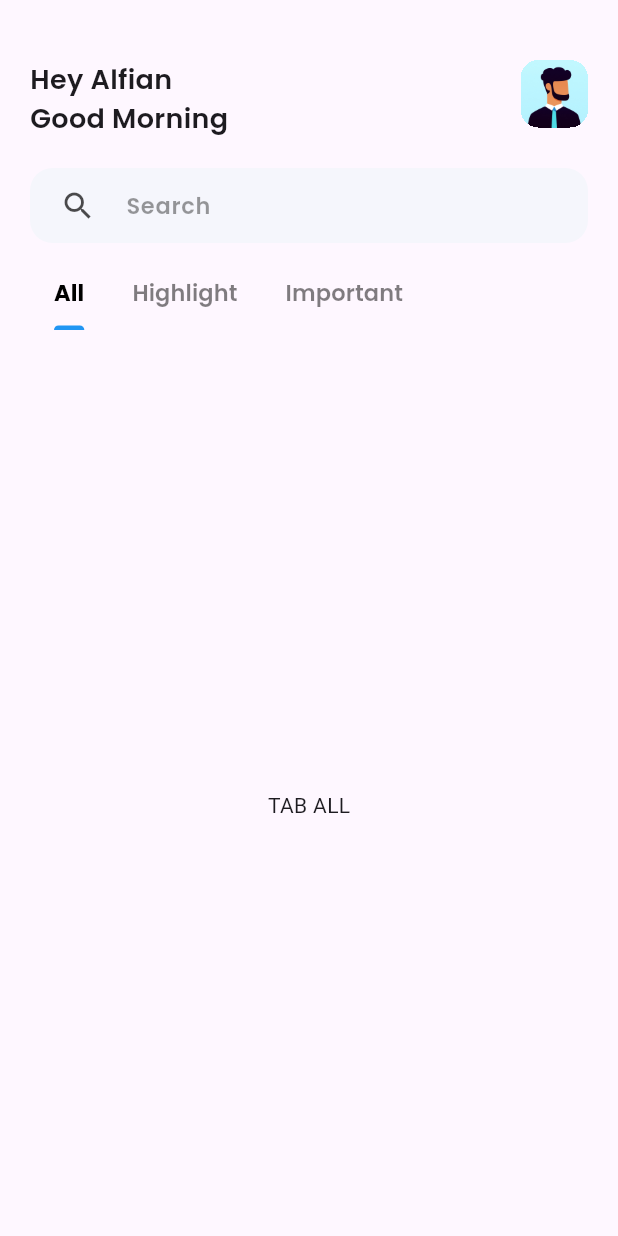
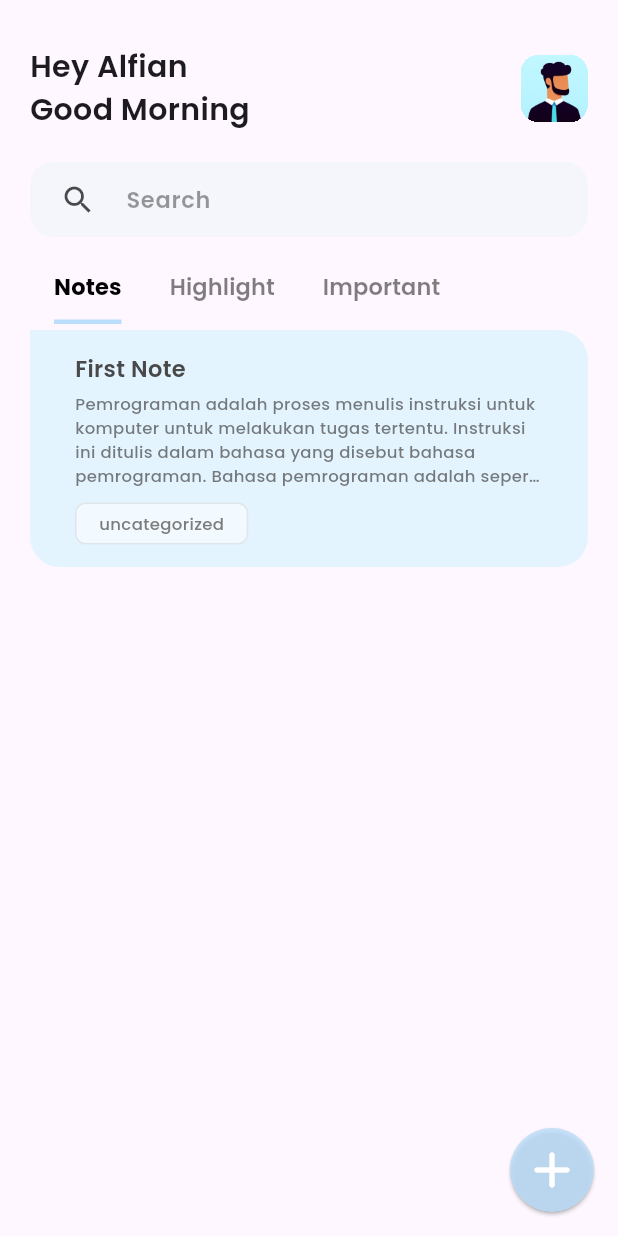
Before and after one commit to ALFIAN-code/notes_idcamp, a Flutter app: the screen it shows after launch, on a phone screen of 412 x 824 dp. Run offline on Flutter 3.47's test engine with Material 3 defaults, Android fonts, the phone set to English and light mode, and no system bars; our stand-ins replace get, google_fonts.

Commit message:
add note card

```diff
--- /dev/null
+++ b/lib/controller/notes_controller.dart
@@ -0,0 +1,31 @@
+import 'package:notes/model/note_model.dart';
+import 'package:get/get_rx/get_rx.dart';
+
+class NotesController{
+  List<Note> notes = [
+    Note(
+    category: Category.uncategorized,
+    title: 'First Note',
+    content: """Pemrograman adalah proses menulis instruksi untuk komputer untuk melakukan tugas tertentu. Instruksi ini ditulis dalam bahasa yang disebut bahasa pemrograman. Bahasa pemrograman adalah seperangkat aturan yang digunakan untuk berkomunikasi dengan komputer.
+
+Pemrograman adalah keterampilan yang penting dalam dunia modern. Komputer digunakan dalam berbagai bidang, termasuk bisnis, pendidikan, dan hiburan. Pemrograman diperlukan untuk membuat aplikasi, game, dan situs web.
+
+Jenis-jenis pemrograman
+
+Ada banyak jenis pemrograman yang berbeda, masing-masing dengan tujuannya sendiri. Beberapa jenis pemrograman yang paling umum adalah:""")
+  ].obs;
+
+  void addNote(Note note){
+    notes.add(note);
+  }
+
+  void updateNote(Note note, int index){
+    notes[index] = note;
+  }
+
+  void removeNote(int index){
+    notes.removeAt(index);
+  }
+}
+
+NotesController notesController = NotesController();
--- a/lib/main.dart
+++ b/lib/main.dart
@@ -1,4 +1,5 @@
 import 'package:flutter/material.dart';
+import 'package:get/route_manager.dart';
 import 'package:notes/pages/homepage.dart';
 
 void main(List<String> args) {
@@ -10,7 +11,7 @@ class MyApp extends StatelessWidget {
 
   @override
   Widget build(BuildContext context) {
-    return const MaterialApp(
+    return const GetMaterialApp(
       debugShowCheckedModeBanner: false,
       home: Homepage(),
     );
--- /dev/null
+++ b/lib/model/note_model.dart
@@ -0,0 +1,11 @@
+import 'package:flutter/foundation.dart';
+
+class Note{
+  String title;
+  String content;
+  Category category;
+
+  Note({required this.title, required this.content, required this.category});
+}
+
+enum Category{Highlight, Important, uncategorized }
--- a/lib/pages/homepage.dart
+++ b/lib/pages/homepage.dart
@@ -10,10 +10,9 @@ class Homepage extends StatelessWidget {
 
   @override
   Widget build(BuildContext context) {
-
     List<Widget> tabBar = [
       const Tab(
-        text: 'All',
+        text: 'Notes',
       ),
       const Tab(
         text: 'Highlight',
@@ -26,26 +25,27 @@ class Homepage extends StatelessWidget {
     return DefaultTabController(
       length: tabBar.length,
       child: Scaffold(
-        body: NestedScrollView(headerSliverBuilder: (context, innerBoxIsScrolled)=>[
+        body: NestedScrollView(
+            headerSliverBuilder: (context, innerBoxIsScrolled) => [
                   SliverAppBar(
                     floating: false,
                     snap: false,
-            toolbarHeight: 250,
+                    toolbarHeight: 220,
                     flexibleSpace: SafeArea(
                       child: Padding(
-                padding: const EdgeInsets.fromLTRB(20, 40, 20, 10),
+                        padding: const EdgeInsets.fromLTRB(20, 30, 20, 0),
                         child: Column(
                           children: [
                             Row(
-                      crossAxisAlignment: CrossAxisAlignment.start,
+                              crossAxisAlignment: CrossAxisAlignment.center,
                               mainAxisAlignment: MainAxisAlignment.spaceBetween,
                               children: [
                                 Column(
                                   mainAxisAlignment: MainAxisAlignment.start,
                                   crossAxisAlignment: CrossAxisAlignment.start,
                                   children: [
-                            Text('Hey Alfian', style: semibold18),
-                            Text('Good Morning', style: semibold18)
+                                    Text('Hey Alfian', style: semibold20),
+                                    Text('Good Morning', style: semibold20)
                                   ],
                                 ),
                                 Container(
@@ -69,10 +69,17 @@ class Homepage extends StatelessWidget {
                             TabBar(
                                 unselectedLabelStyle: semibold15,
                                 labelStyle: bold15,
-                      unselectedLabelColor: Colors.black.withOpacity(0.5),
+                                unselectedLabelColor:
+                                    Colors.black.withOpacity(0.5),
                                 labelColor: Colors.black,
                                 dividerColor: Colors.transparent,
-                      indicatorColor: Colors.blue,
+                                indicatorColor: Colors.blue.shade100,
+                                indicatorSize: TabBarIndicatorSize.label,
+                                indicator: BoxDecoration(
+                                    border: Border(
+                                  bottom: BorderSide(
+                                      color: Colors.blue.shade100, width: 3),
+                                )),
                                 tabAlignment: TabAlignment.start,
                                 isScrollable: true,
                                 tabs: tabBar)
@@ -81,11 +88,20 @@ class Homepage extends StatelessWidget {
                       ),
                     ),
                   )
-        ], body: const TabBarView(children: [
-          TabAll(),
-          TabHighlight(),
-          TabImportant()
-        ])),
+                ],
+            body: const TabBarView(
+                children: [TabAll(), TabHighlight(), TabImportant()])),
+        floatingActionButton: FloatingActionButton(
+          onPressed: () {},
+          backgroundColor: Colors.blue.shade100.withOpacity(0.8),
+          elevation: 1,
+          shape: const CircleBorder(),
+          child: const Icon(
+            Icons.add_rounded,
+            color: Colors.white,
+            size: 40,
+          ),
+        ),
       ),
     );
   }
--- a/lib/pages/notespage.dart
+++ b/lib/pages/notespage.dart
@@ -0,0 +1,19 @@
+import 'package:flutter/material.dart';
+
+class NotePage extends StatelessWidget {
+  const NotePage({super.key});
+
+  @override
+  Widget build(BuildContext context) {
+    return Scaffold(
+      body: SafeArea(
+        child: const Column(
+          children: [
+            TextField(),
+            TextField()
+          ],
+        ),
+      ),
+    );
+  }
+}
--- a/lib/pages/tab_all.dart
+++ b/lib/pages/tab_all.dart
@@ -1,4 +1,10 @@
 import 'package:flutter/material.dart';
+import 'package:get/get.dart';
+import 'package:get/get_state_manager/src/rx_flutter/rx_obx_widget.dart';
+import 'package:notes/controller/notes_controller.dart';
+import 'package:notes/model/note_model.dart';
+import 'package:notes/pages/notespage.dart';
+import 'package:notes/widget/note_card.dart';
 
 class TabAll extends StatefulWidget {
   const TabAll({super.key});
@@ -10,8 +16,21 @@ class TabAll extends StatefulWidget {
 class _TabAllState extends State<TabAll> {
   @override
   Widget build(BuildContext context) {
-    return Center(
-      child: Text('TAB ALL'),
+    return Column(
+      children: [
+        Expanded(
+          child: Obx(() => ListView.builder(
+            itemCount: notesController.notes.length,
+            itemBuilder: (context, index){
+              return Padding(
+                padding: const EdgeInsets.fromLTRB(20, 0, 20, 20),
+                child: GestureDetector(
+                  onTap: ()=> Get.to(()=>const NotePage()),
+                  child: NoteCard(note: notesController.notes[index])),
+              );
+            })),
+        ),
+      ],
     );
-  }
+    }
 }
--- a/lib/pages/tab_highlight.dart
+++ b/lib/pages/tab_highlight.dart
@@ -11,7 +11,7 @@ class _TabHighlightState extends State<TabHighlight> {
   @override
   Widget build(BuildContext context) {
     return  Center(
-      child: Text('TAB HIGHTLIGHT'),
+      child: Text('TAB HIGHLIGHT'),
     );
   }
 }
--- /dev/null
+++ b/lib/widget/note_card.dart
@@ -0,0 +1,49 @@
+import 'package:flutter/material.dart';
+import 'package:notes/model/note_model.dart';
+import 'package:notes/style.dart';
+
+class NoteCard extends StatelessWidget {
+  const NoteCard({super.key, required this.note});
+  final Note note;
+
+  @override
+  Widget build(BuildContext context) {
+    return Container(
+      // height: 100,
+      width: double.infinity,
+      padding: const EdgeInsets.symmetric(horizontal: 30, vertical: 15),
+      decoration: BoxDecoration(
+        color: (note.category.name == 'uncategorized')?const Color(0xffE4F4FF):(note.category.name == 'Highlight')?const Color(0xffFFFEE4):const Color(0xffFFEEE4),
+        borderRadius: const BorderRadius.only(bottomLeft: Radius.circular(20), bottomRight: Radius.circular(20), topRight: Radius.circular(20))
+      ),
+      child: Column(
+        crossAxisAlignment: CrossAxisAlignment.start,
+        children: [
+          Text(note.title, maxLines: 2,style: semibold15.copyWith(color: const Color(0xff494949)),),
+          const SizedBox(
+            height: 5,
+          ),
+          Text(note.content, maxLines: 4,overflow: TextOverflow.ellipsis, style: medium15.copyWith(color: const Color(0xff494949).withOpacity(0.72), fontSize: 11),),
+          const SizedBox(height: 10,),
+          Row(
+            mainAxisAlignment: MainAxisAlignment.start,
+            children: [
+              Container(
+                padding: const EdgeInsets.symmetric(vertical: 5, horizontal: 15),
+                decoration: BoxDecoration(
+                  color: Colors.white.withOpacity(0.5),
+                  borderRadius: BorderRadius.circular(7),
+                  border: Border.all(color: Colors.black.withOpacity(0.08))
+                ),
+                child: Center(
+                  child: Text(note.category.name, style: medium15.copyWith(fontSize: 11, color: Color.fromARGB(255, 124, 124, 124)),),
+                ),
+              ),
+              const SizedBox(width: 10,),
+            ],
+          )
+        ],
+      ),
+    );
+  }
+}
```
Also changed, not shown: pubspec.yaml (+1 -6 lines), pubspec.lock. Lines whose indentation alone changed are shown as unchanged.
